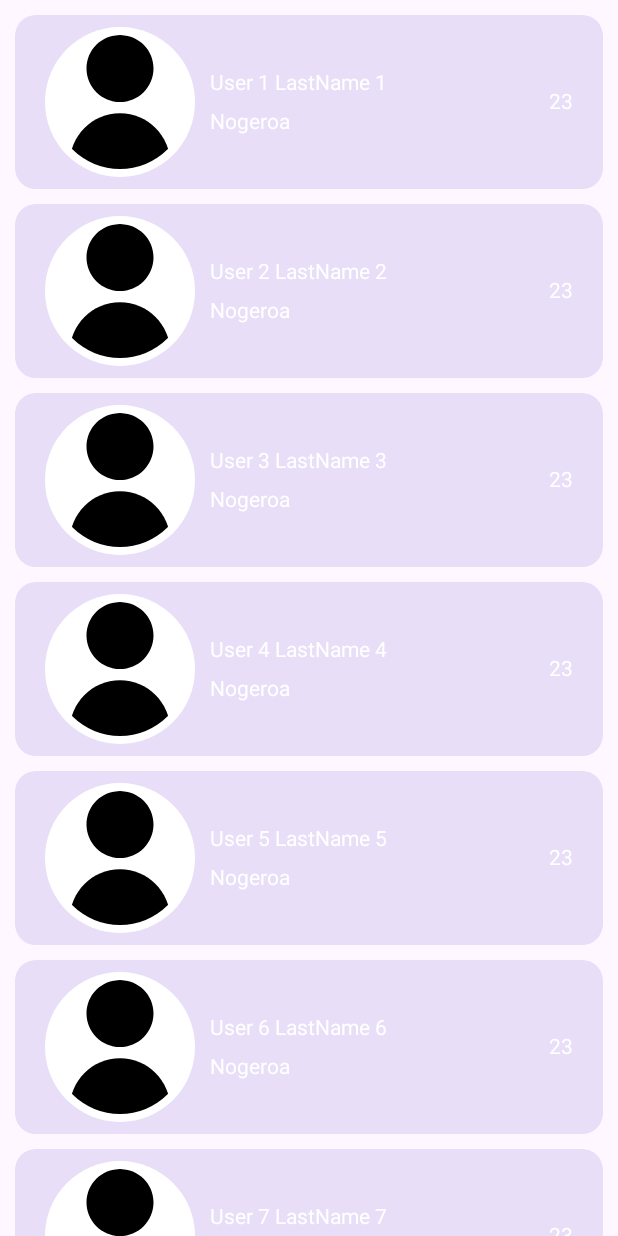
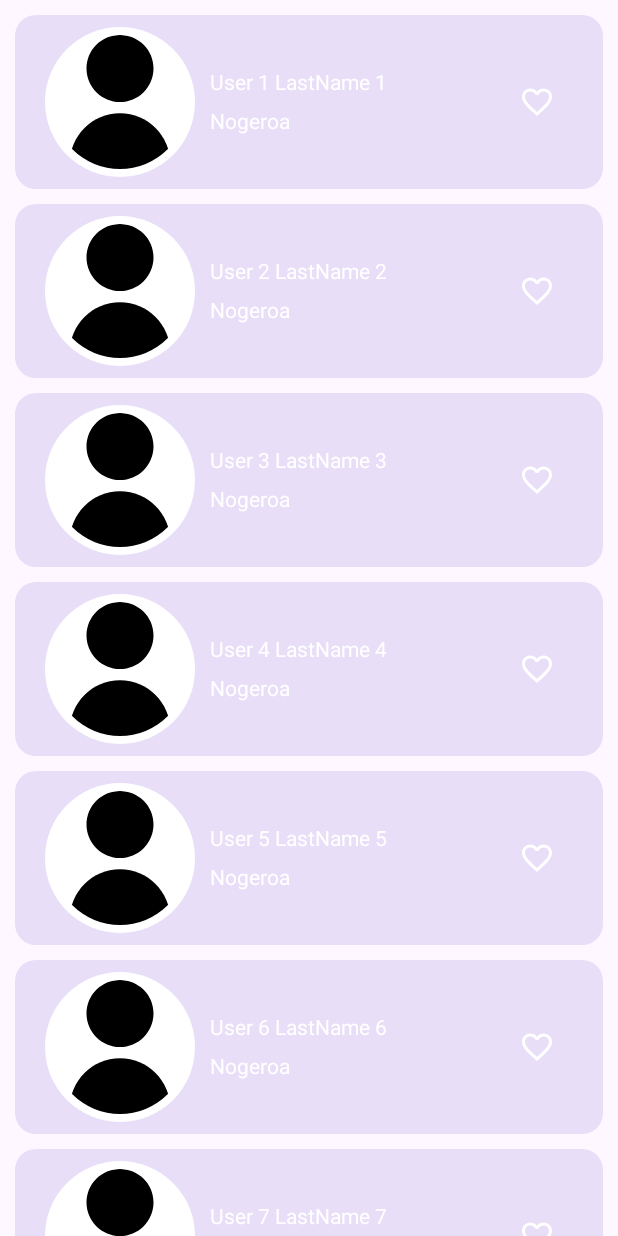
Before and after one commit to anthonyidoko/RandomUser, an Android app built with Jetpack Compose: the @Preview function UserListScreenPreview, on a phone screen of 412 x 824 dp. Run offline under Robolectric (Android 15) with nearby library versions, the phone set to English and light mode, and no system bars; network calls fail; pictures from the network do not load.

Commit message:
Implemented the user list screen

```diff
--- a/app/src/main/java/com/swapcard/randomusers/users/domain/model/User.kt
+++ b/app/src/main/java/com/swapcard/randomusers/users/domain/model/User.kt
@@ -12,5 +12,6 @@ data class User(
     val phone: String?,
     val imageUrl: String?,
     val country: String?,
-    val age: Int?
+    val age: Int?,
+    val isFavourite: Boolean = false
 )
--- a/app/src/main/java/com/swapcard/randomusers/users/presentation/UserListViewModel.kt
+++ b/app/src/main/java/com/swapcard/randomusers/users/presentation/UserListViewModel.kt
@@ -93,5 +93,9 @@ class UserListViewModel @Inject constructor(
         fetchUsers()
     }
 
+    fun onBookMarkClick(userId: String) {
+        TODO("Not yet implemented")
+    }
+
 
 }
--- a/app/src/main/java/com/swapcard/randomusers/users/presentation/userlist/UserListScreen.kt
+++ b/app/src/main/java/com/swapcard/randomusers/users/presentation/userlist/UserListScreen.kt
@@ -25,7 +25,8 @@ fun UserListScreen(
     state: UserListUiState,
     onUserClick: (String) -> Unit,
     onLoadMoreUsers: () -> Unit,
-    onRefresh: () -> Unit
+    onRefresh: () -> Unit,
+    onBookMarkClick: (String) -> Unit = {}
 ) {
 
     val listState = rememberLazyListState()
@@ -54,7 +55,8 @@ fun UserListScreen(
             listState = listState,
             onUserClick = onUserClick,
             onRefresh = onRefresh,
-            isRefreshing = state.isRefreshing
+            isRefreshing = state.isRefreshing,
+            onBookMarkClick = onBookMarkClick
         )
     }
 }
--- a/app/src/main/java/com/swapcard/randomusers/users/presentation/userlist/UserListScreenRoot.kt
+++ b/app/src/main/java/com/swapcard/randomusers/users/presentation/userlist/UserListScreenRoot.kt
@@ -43,8 +43,8 @@ fun UserListScreenRoot(
             state = state,
             onUserClick = onUserClick,
             onLoadMoreUsers = viewModel::loadMoreUsers,
-
-            onRefresh = viewModel::refreshUserList
+            onRefresh = viewModel::refreshUserList,
+            onBookMarkClick = viewModel::onBookMarkClick
         )
     }
 
--- a/app/src/main/java/com/swapcard/randomusers/users/presentation/userlist/components/UserItemCard.kt
+++ b/app/src/main/java/com/swapcard/randomusers/users/presentation/userlist/components/UserItemCard.kt
@@ -11,8 +11,13 @@ import androidx.compose.foundation.layout.padding
 import androidx.compose.foundation.layout.widthIn
 import androidx.compose.foundation.layout.wrapContentHeight
 import androidx.compose.foundation.shape.RoundedCornerShape
+import androidx.compose.material.icons.Icons
+import androidx.compose.material.icons.filled.Favorite
+import androidx.compose.material.icons.filled.FavoriteBorder
 import androidx.compose.material3.Card
 import androidx.compose.material3.CardDefaults
+import androidx.compose.material3.Icon
+import androidx.compose.material3.IconButton
 import androidx.compose.material3.MaterialTheme
 import androidx.compose.material3.Surface
 import androidx.compose.material3.Text
@@ -20,8 +25,10 @@ import androidx.compose.runtime.Composable
 import androidx.compose.ui.Alignment
 import androidx.compose.ui.Modifier
 import androidx.compose.ui.draw.clip
+import androidx.compose.ui.res.stringResource
 import androidx.compose.ui.tooling.preview.Preview
 import androidx.compose.ui.unit.dp
+import com.swapcard.randomusers.R
 
 @Composable
 fun UserItemCard(
@@ -30,7 +37,8 @@ fun UserItemCard(
     lastName: String?,
     imageUrl: String?,
     country: String?,
-    age: Int?
+    isFavourite: Boolean = false,
+    onBookMarkClick: () -> Unit
 ) {
     Card(
         modifier = modifier
@@ -80,9 +88,17 @@ fun UserItemCard(
                 )
             }
 
-            Text(
-                text = "${age ?: ""}"
-            )
+            IconButton(onClick = onBookMarkClick) {
+                Icon(
+                    imageVector = Icons.Default.Favorite.takeIf { isFavourite }
+                        ?: Icons.Default.FavoriteBorder,
+                    contentDescription = stringResource(
+                        R.string.add_to_favourite
+                    ).takeIf { isFavourite }
+                        ?: stringResource(R.string.remove_from_favourite)
+                )
+            }
+
         }
     }
 }
@@ -96,7 +112,8 @@ private fun UserItemCardPreview() {
             lastName = "Anthony Idoko",
             imageUrl = "",
             country = "Nigeria",
-            age = 20
+            isFavourite = true,
+            onBookMarkClick = {}
         )
     }
 }
--- a/app/src/main/java/com/swapcard/randomusers/users/presentation/userlist/components/UsersList.kt
+++ b/app/src/main/java/com/swapcard/randomusers/users/presentation/userlist/components/UsersList.kt
@@ -38,7 +38,8 @@ fun PullToRefreshLazyColumn(
     isRefreshing: Boolean,
     listState: LazyListState = rememberLazyListState(),
     onUserClick: (String) -> Unit,
-    onRefresh: () -> Unit
+    onRefresh: () -> Unit,
+    onBookMarkClick: (String) -> Unit
 ) {
 
     val pullToRefreshState = rememberPullToRefreshState()
@@ -67,7 +68,8 @@ fun PullToRefreshLazyColumn(
                         lastName = user.lastName,
                         imageUrl = user.imageUrl,
                         country = user.country,
-                        age = user.age
+                        isFavourite = user.isFavourite,
+                        onBookMarkClick = { onBookMarkClick(user.id) }
                     )
                 }
 
@@ -111,7 +113,8 @@ private fun UsersListPreview() {
             isLoadMore = false,
             isRefreshing = false,
             onRefresh = {},
-            onUserClick = {}
+            onUserClick = {},
+            onBookMarkClick = {}
         )
     }
 }
--- a/app/src/main/res/values/strings.xml
+++ b/app/src/main/res/values/strings.xml
@@ -2,4 +2,6 @@
     <string name="app_name">RandomUsers</string>
     <string name="users">Users</string>
     <string name="loading_more">Loading more users</string>
+    <string name="add_to_favourite">Add to favourite</string>
+    <string name="remove_from_favourite">Remove from favourite</string>
 </resources>
```
